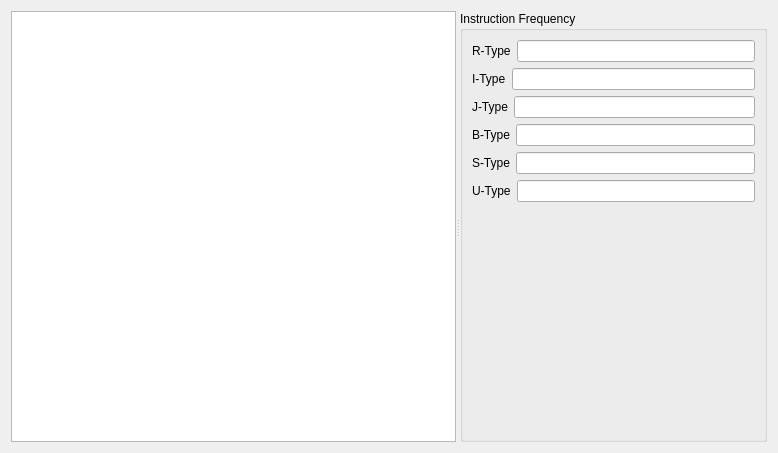
Above: src/ui/profilertab.ui from hghit-harshit/Kites before the change. Below: the same form after it.
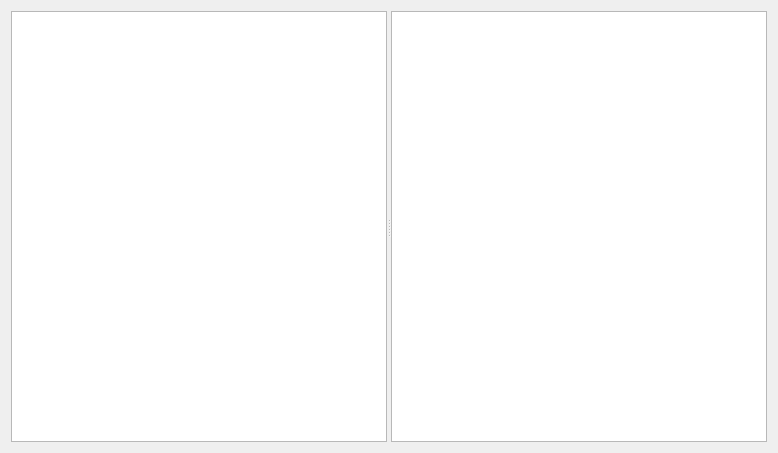
That is the form after the change. Custom widgets are drawn as their Qt base class.

What changed in the file:
```diff
--- a/src/ui/profilertab.ui
+++ b/src/ui/profilertab.ui
@@ -23,110 +23,7 @@
           <widget class="QWidget" name="layoutWidget">
             <layout class="QVBoxLayout" name="verticalLayout_3">
               <item>
-                <widget class="QGroupBox" name="groupBox">
-                  <property name="title">
-                    <string>Instruction Frequency</string>
-                  </property>
-                  <layout class="QVBoxLayout" name="verticalLayout">
-                    <item>
-                      <layout class="QHBoxLayout" name="horizontalLayout_4">
-                        <item>
-                          <widget class="QLabel" name="label">
-                            <property name="text">
-                              <string>R-Type</string>
-                            </property>
-                          </widget>
-                        </item>
-                        <item>
-                          <widget class="QLineEdit" name="RTypelineEdit" />
-                        </item>
-                      </layout>
-                    </item>
-                    <item>
-                      <layout class="QHBoxLayout" name="horizontalLayout_3">
-                        <item>
-                          <widget class="QLabel" name="label_2">
-                            <property name="text">
-                              <string>I-Type</string>
-                            </property>
-                          </widget>
-                        </item>
-                        <item>
-                          <widget class="QLineEdit" name="ITypelineEdit" />
-                        </item>
-                      </layout>
-                    </item>
-                    <item>
-                      <layout class="QHBoxLayout" name="horizontalLayout_2">
-                        <item>
-                          <widget class="QLabel" name="label_3">
-                            <property name="text">
-                              <string>J-Type</string>
-                            </property>
-                          </widget>
-                        </item>
-                        <item>
-                          <widget class="QLineEdit" name="JTypelineEdit" />
-                        </item>
-                      </layout>
-                    </item>
-                    <item>
-                      <layout class="QHBoxLayout" name="horizontalLayout">
-                        <item>
-                          <widget class="QLabel" name="label_4">
-                            <property name="text">
-                              <string>B-Type</string>
-                            </property>
-                          </widget>
-                        </item>
-                        <item>
-                          <widget class="QLineEdit" name="BTypelineEdit" />
-                        </item>
-                      </layout>
-                    </item>
-                    <item>
-                      <layout class="QHBoxLayout" name="horizontalLayout_5">
-                        <item>
-                          <widget class="QLabel" name="label_5">
-                            <property name="text">
-                              <string>S-Type</string>
-                            </property>
-                          </widget>
-                        </item>
-                        <item>
-                          <widget class="QLineEdit" name="STypelineEdit" />
-                        </item>
-                      </layout>
-                    </item>
-                    <item>
-                      <layout class="QHBoxLayout" name="horizontalLayout_6">
-                        <item>
-                          <widget class="QLabel" name="label_6">
-                            <property name="text">
-                              <string>U-Type</string>
-                            </property>
-                          </widget>
-                        </item>
-                        <item>
-                          <widget class="QLineEdit" name="UTypelineEdit" />
-                        </item>
-                      </layout>
-                    </item>
-                    <item>
-                      <spacer name="verticalSpacer">
-                        <property name="orientation">
-                          <enum>Qt::Orientation::Vertical</enum>
-                        </property>
-                        <property name="sizeHint" stdset="0">
-                          <size>
-                            <width>20</width>
-                            <height>40</height>
-                          </size>
-                        </property>
-                      </spacer>
-                    </item>
-                  </layout>
-                </widget>
+        <widget class="QTableView" name="instructionTypeCountTableView"/>
               </item>
             </layout>
           </widget>
```
Left out of the diff: 6 changed lines with no effect on the pictures. Lines whose indentation alone changed are shown as unchanged.
